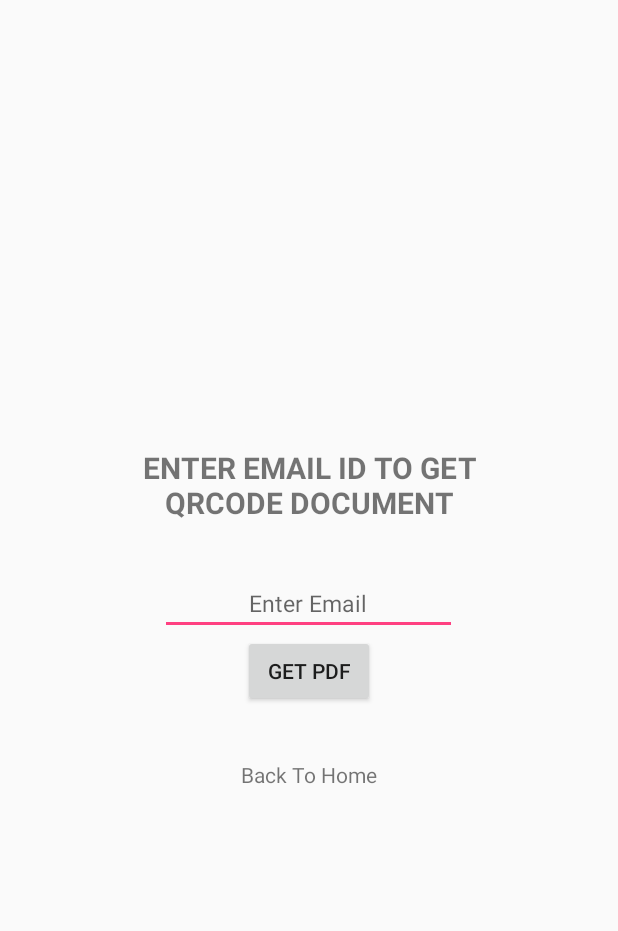
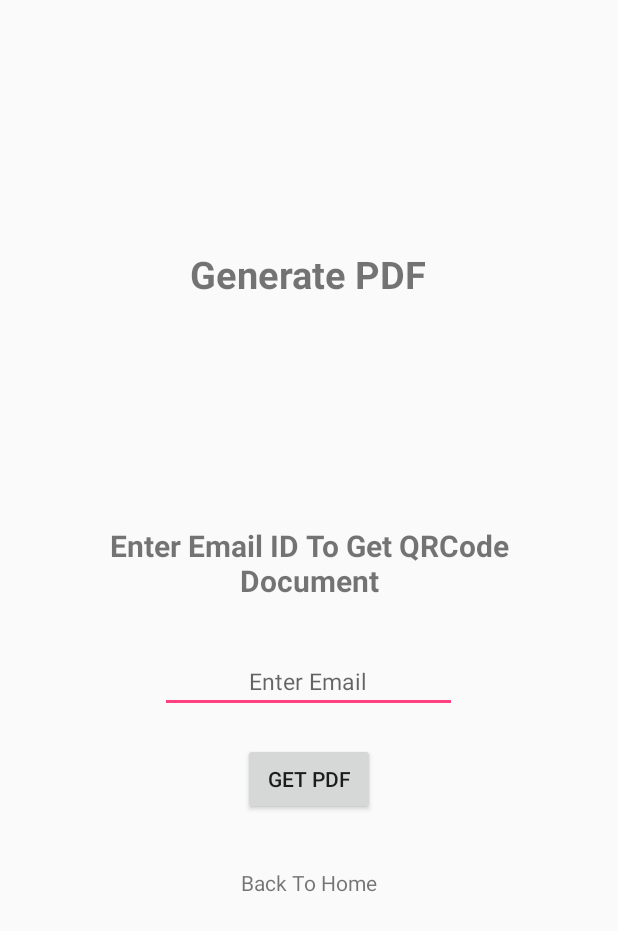
Before and after one commit to PrinceSumberia/assets-management, an Android app: the GetPDF screen opened directly, with no data from a screen before it, on a phone screen of 412 x 824 dp. Shown: the top 931 px of the screen. Run offline under Robolectric (Android 15) with nearby library versions, the phone set to English and light mode, and no system bars; libraries missing offline, so code that uses them is left out: com.itextpdf.text.

Commit message:
Optimized UI

```diff
--- a/app/src/main/res/layout/activity_details.xml
+++ b/app/src/main/res/layout/activity_details.xml
@@ -8,13 +8,13 @@
     tools:context=".Details">
 
     <TextView
-        android:layout_marginTop="25dp"
         android:layout_width="wrap_content"
         android:layout_height="wrap_content"
+        android:layout_gravity="center"
+        android:layout_marginTop="25dp"
         android:text="Enter Asset Details"
         android:textSize="25sp"
-        android:textStyle="bold"
-        android:layout_gravity="center"/>
+        android:textStyle="bold" />
 
     <LinearLayout
         android:layout_width="wrap_content"
--- a/app/src/main/res/layout/activity_get_pdf.xml
+++ b/app/src/main/res/layout/activity_get_pdf.xml
@@ -14,6 +14,15 @@
         <!--android:text="TextView"-->
         <!--tools:layout_editor_absoluteX="82dp"-->
         <!--tools:layout_editor_absoluteY="140dp" />-->
+    <TextView
+        android:layout_width="wrap_content"
+        android:layout_height="wrap_content"
+        android:layout_gravity="center"
+        android:layout_marginTop="-60dp"
+        android:layout_marginBottom="150dp"
+        android:text="Generate PDF"
+        android:textSize="25sp"
+        android:textStyle="bold" />
 
     <TextView
         android:layout_width="300dp"
@@ -22,8 +31,7 @@
         android:text="Enter Email ID To Get QRCode Document"
         android:textSize="20sp"
         android:textStyle="bold"
-        android:textAlignment="center"
-        android:textAllCaps="true"/>
+        android:textAlignment="center" />
 
     <EditText
         android:id="@+id/email"
@@ -36,6 +44,7 @@
     <Button
         android:layout_width="wrap_content"
         android:layout_height="wrap_content"
+        android:layout_marginTop="20dp"
         android:text="Get PDF"
         android:id="@+id/get_pdf"/>
 
```
Also changed, not shown: app/src/main/res/layout/activity_generate_qr.xml (+12 -2 lines).
